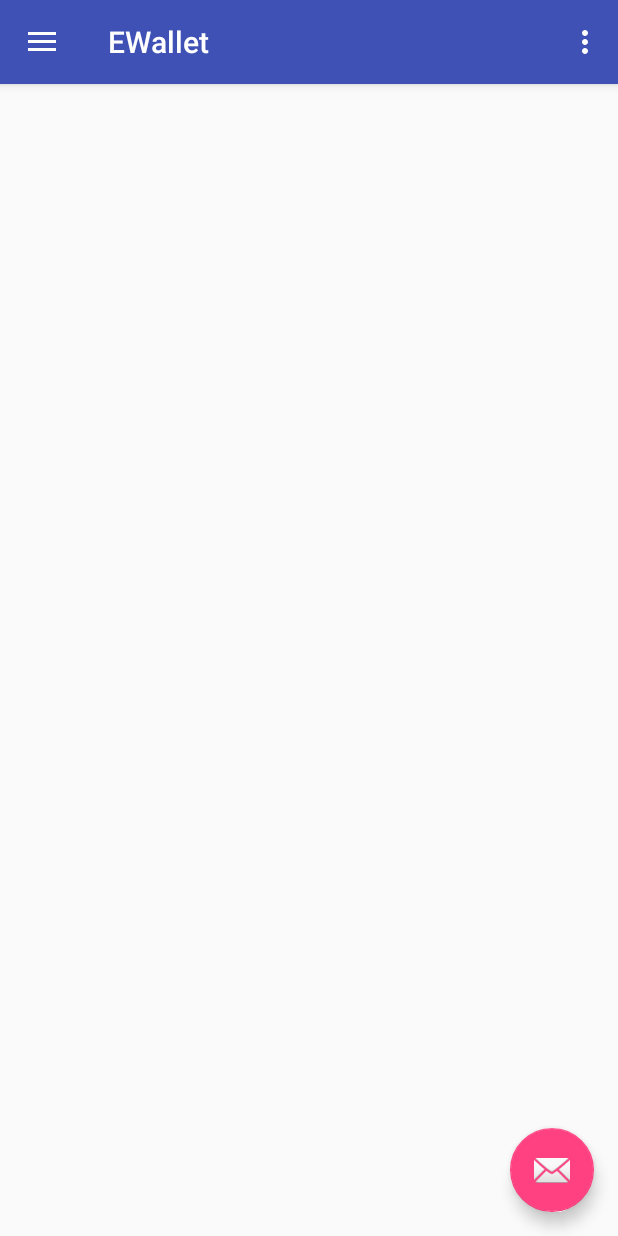
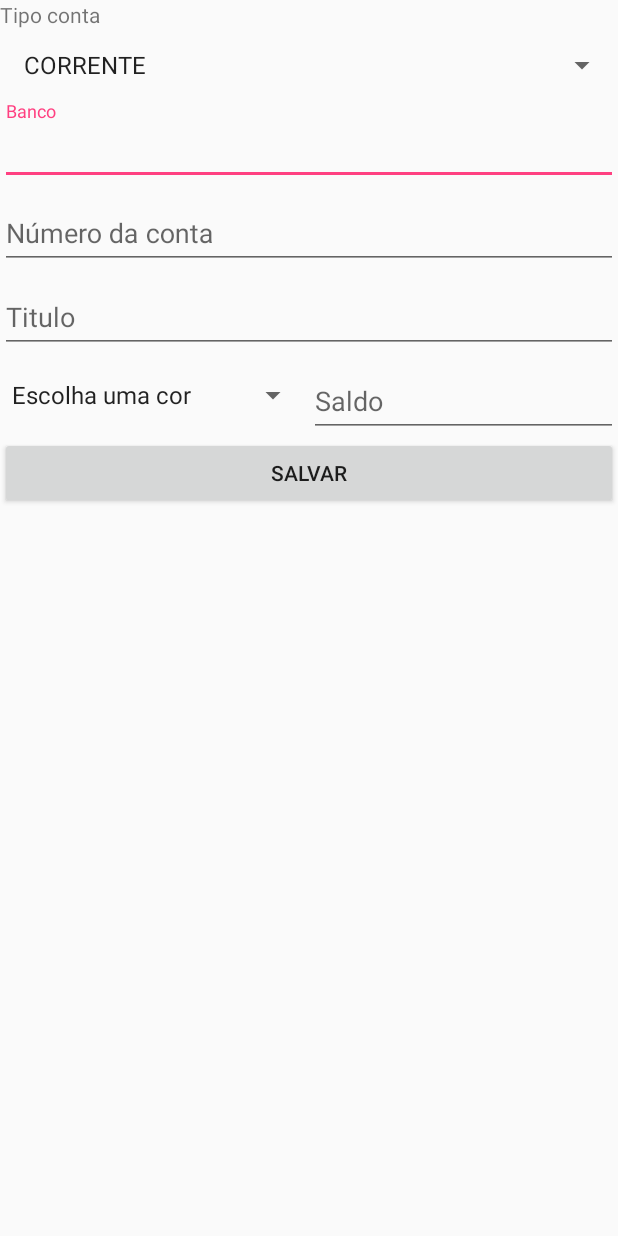
Before and after one commit to ygordlp/wallet, an Android app: the screen it shows after launch (MainActivity before the commit, InserirContaActivity after it), on a phone screen of 412 x 824 dp. Run offline under Robolectric (Android 15) with nearby library versions, the phone set to English and light mode, and no system bars.

Commit message:
Criaçao do controller Conta, metodo de salvar e verificar conta existente criados, falta testar o erro do banco, Rafael e Francinaldo

```diff
--- /dev/null
+++ b/app/src/main/java/br/edu/unifor/ewallet/activities/InserirContaActivity.java
@@ -0,0 +1,70 @@
+package br.edu.unifor.ewallet.activities;
+
+import android.os.Bundle;
+import android.support.v7.app.AppCompatActivity;
+import android.util.Log;
+import android.view.View;
+import android.widget.ArrayAdapter;
+import android.widget.Button;
+import android.widget.EditText;
+import android.widget.Spinner;
+import android.widget.Toast;
+
+import br.edu.unifor.ewallet.R;
+import br.edu.unifor.ewallet.controllers.ContaController;
+import br.edu.unifor.ewallet.models.Conta;
+import br.edu.unifor.ewallet.models.TipoConta;
+
+/**
+ * Created by Naldo on 2/4/2017.
+ */
+
+public class InserirContaActivity extends AppCompatActivity {
+
+    private Spinner mTxtTipoConta;
+    private EditText mTxtBanco;
+    private EditText mTxtNumConta;
+    private EditText mTxtTitulo;
+    private EditText mTxtSaldo;
+    private Spinner mSpinCor;
+    private Button mBtnSalvar;
+
+    @Override
+    public void onCreate(Bundle savedInstanceState) {
+        super.onCreate(savedInstanceState);
+        setContentView(R.layout.inserir_conta);
+
+        mTxtTipoConta = (Spinner) findViewById(R.id.spinTipoConta);
+        mTxtBanco = (EditText) findViewById(R.id.txtBanco);
+        mTxtNumConta = (EditText) findViewById(R.id.txtNumeroConta);
+        mTxtTitulo = (EditText) findViewById(R.id.txtTitulo);
+        mTxtSaldo = (EditText) findViewById(R.id.txtSaldo);
+        mSpinCor = (Spinner) findViewById(R.id.spinCorConta);
+        mBtnSalvar = (Button) findViewById(R.id.btnSalvar);
+        mTxtTipoConta.setAdapter(new ArrayAdapter<TipoConta>(this, android.R.layout.simple_list_item_1, TipoConta.values()));
+
+        mBtnSalvar.setOnClickListener(new View.OnClickListener() {
+            @Override
+            public void onClick(View v) {
+
+
+                Log.i("teste", "onClick: " + mTxtBanco.getText().toString());
+                //TipoConta tipoConta, String banco, String numeroConta, String titulo, String cor, Double saldo
+                Conta conta = new Conta((TipoConta) mTxtTipoConta.getSelectedItem(),
+                        mTxtBanco.getText().toString(), mTxtNumConta.getText().toString(), mTxtTitulo.getText().toString(),
+                        mSpinCor.getSelectedItem().toString(), Double.parseDouble( mTxtSaldo.getText().toString()) );
+
+                ContaController contaController = new ContaController();
+                boolean result = contaController.verificarContaExistente(conta);
+                if (result == true){
+                    Toast.makeText(getApplicationContext(), "JA EXISTE", Toast.LENGTH_SHORT).show();
+                }else{
+                    contaController.inserirConta(conta);
+                    Toast.makeText(getApplicationContext(), "SALVO", Toast.LENGTH_SHORT).show();
+
+                }
+            }
+        });
+    }
+
+}
--- a/app/src/main/res/layout/inserir_cartao.xml
+++ b/app/src/main/res/layout/inserir_cartao.xml
@@ -8,7 +8,7 @@
     <Spinner
         android:layout_width="match_parent"
         android:layout_height="wrap_content"
-        android:id="@+id/spinner" />
+        android:id="@+id/spinBandeira" />
 
     <LinearLayout
         android:orientation="horizontal"
@@ -72,6 +72,10 @@
             android:id="@+id/txtDiaFechamentoFatura" />
     </android.support.design.widget.TextInputLayout>
 
+    <Button
+        android:text="Salvar"
+        android:layout_width="match_parent"
+        android:layout_height="wrap_content" />
 
 
 </LinearLayout>
--- a/app/src/main/res/layout/inserir_conta.xml
+++ b/app/src/main/res/layout/inserir_conta.xml
@@ -5,10 +5,15 @@
     android:layout_width="match_parent"
     android:layout_height="match_parent">
 
+    <TextView
+        android:layout_width="match_parent"
+        android:layout_height="wrap_content"
+        android:text="Tipo conta"/>
     <Spinner
         android:layout_width="match_parent"
         android:layout_height="wrap_content"
-        android:id="@+id/spinTipoConta" />
+        android:id="@+id/spinTipoConta"
+        />
 
     <android.support.design.widget.TextInputLayout
         android:layout_width="match_parent"
@@ -46,11 +51,18 @@
         android:layout_height="wrap_content">
 
 
-        <Spinner
-            android:layout_weight="0.5"
-            android:layout_width="0dp"
-            android:layout_height="match_parent"
-            android:entries="@array/colors" />
+            <android.support.v7.widget.AppCompatSpinner
+
+                android:layout_weight="0.5"
+                android:layout_width="0dp"
+                android:layout_height="match_parent"
+                android:entries="@array/colors"
+                android:id="@+id/spinCorConta"
+                android:spinnerMode="dialog"
+
+
+                ></android.support.v7.widget.AppCompatSpinner>
+
 
 
         <android.support.design.widget.TextInputLayout
@@ -65,9 +77,16 @@
                 android:id="@+id/txtSaldo" />
 
         </android.support.design.widget.TextInputLayout>
+
+
+
     </LinearLayout>
 
 
-
+    <Button
+        android:text="Salvar"
+        android:layout_width="match_parent"
+        android:layout_height="wrap_content"
+        android:id="@+id/btnSalvar" />
 
 </LinearLayout>
```
Also changed, not shown: app/src/main/AndroidManifest.xml (+28 -7 lines), app/src/main/java/br/edu/unifor/ewallet/activities/InserirCartaoActivity.java (added, +40 -0 lines), app/src/main/java/br/edu/unifor/ewallet/controllers/ContaController.java (added, +29 -0 lines), app/src/main/res/values/strings.xml (+7 -6 lines).
